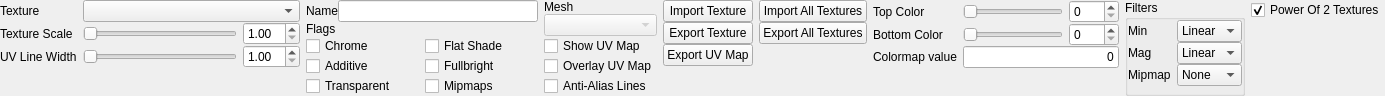
Above: src/tools/hlam/ui/assets/studiomodel/dockpanels/StudioModelTexturesPanel.ui from SamVanheer/HalfLifeAssetManager before the change. Below: the same form after it.
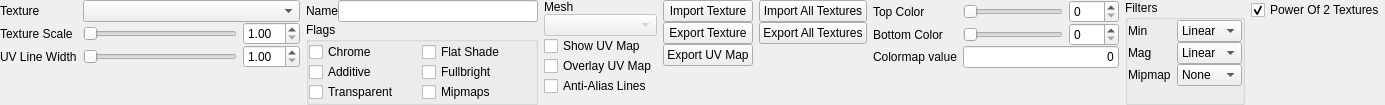
That is the form after the change.

Commit message: Use consistent spacing, use SetFixedSize on Cameras panel Resolves #167 #165

The edit to the form file:
```diff
--- a/src/tools/hlam/ui/assets/studiomodel/dockpanels/StudioModelTexturesPanel.ui
+++ b/src/tools/hlam/ui/assets/studiomodel/dockpanels/StudioModelTexturesPanel.ui
@@ -7,7 +7,7 @@
     <x>0</x>
     <y>0</y>
     <width>1326</width>
-    <height>88</height>
+    <height>90</height>
    </rect>
   </property>
   <property name="windowTitle">
@@ -196,41 +196,6 @@
      <property name="verticalSpacing">
       <number>0</number>
      </property>
-     <item row="3" column="1">
-      <widget class="QCheckBox" name="Fullbright">
-       <property name="text">
-        <string>Fullbright</string>
-       </property>
-      </widget>
-     </item>
-     <item row="2" column="1">
-      <widget class="QCheckBox" name="FlatShade">
-       <property name="text">
-        <string>Flat Shade</string>
-       </property>
-      </widget>
-     </item>
-     <item row="2" column="0">
-      <widget class="QCheckBox" name="Chrome">
-       <property name="text">
-        <string>Chrome</string>
-       </property>
-      </widget>
-     </item>
-     <item row="3" column="0">
-      <widget class="QCheckBox" name="Additive">
-       <property name="text">
-        <string>Additive</string>
-       </property>
-      </widget>
-     </item>
-     <item row="4" column="0">
-      <widget class="QCheckBox" name="Transparent">
-       <property name="text">
-        <string>Transparent</string>
-       </property>
-      </widget>
-     </item>
      <item row="0" column="0" colspan="2">
       <layout class="QHBoxLayout" name="horizontalLayout">
        <property name="topMargin">
@@ -267,21 +232,7 @@
        </item>
       </layout>
      </item>
-     <item row="1" column="0" colspan="2">
-      <widget class="QLabel" name="label_8">
-       <property name="text">
-        <string>Flags</string>
-       </property>
-      </widget>
-     </item>
-     <item row="4" column="1">
-      <widget class="QCheckBox" name="Mipmaps">
-       <property name="text">
-        <string>Mipmaps</string>
-       </property>
-      </widget>
-     </item>
-     <item row="7" column="0" colspan="2">
+     <item row="2" column="0" colspan="2">
       <spacer name="verticalSpacer_2">
        <property name="orientation">
         <enum>Qt::Vertical</enum>
@@ -294,6 +245,75 @@
        </property>
       </spacer>
      </item>
+     <item row="1" column="0" colspan="2">
+      <widget class="QGroupBox" name="groupBox_2">
+       <property name="title">
+        <string>Flags</string>
+       </property>
+       <property name="flat">
+        <bool>true</bool>
+       </property>
+       <layout class="QGridLayout" name="gridLayout_2">
+        <property name="leftMargin">
+         <number>0</number>
+        </property>
+        <property name="topMargin">
+         <number>0</number>
+        </property>
+        <property name="rightMargin">
+         <number>0</number>
+        </property>
+        <property name="bottomMargin">
+         <number>0</number>
+        </property>
+        <property name="spacing">
+         <number>0</number>
+        </property>
+        <item row="2" column="0">
+         <widget class="QCheckBox" name="Transparent">
+          <property name="text">
+           <string>Transparent</string>
+          </property>
+         </widget>
+        </item>
+        <item row="0" column="0">
+         <widget class="QCheckBox" name="Chrome">
+          <property name="text">
+           <string>Chrome</string>
+          </property>
+         </widget>
+        </item>
+        <item row="1" column="0">
+         <widget class="QCheckBox" name="Additive">
+          <property name="text">
+           <string>Additive</string>
+          </property>
+         </widget>
+        </item>
+        <item row="0" column="1">
+         <widget class="QCheckBox" name="FlatShade">
+          <property name="text">
+           <string>Flat Shade</string>
+          </property>
+         </widget>
+        </item>
+        <item row="1" column="1">
+         <widget class="QCheckBox" name="Fullbright">
+          <property name="text">
+           <string>Fullbright</string>
+          </property>
+         </widget>
+        </item>
+        <item row="2" column="1">
+         <widget class="QCheckBox" name="Mipmaps">
+          <property name="text">
+           <string>Mipmaps</string>
+          </property>
+         </widget>
+        </item>
+       </layout>
+      </widget>
+     </item>
     </layout>
    </item>
    <item>
```
The commit also changes 9 other files.
